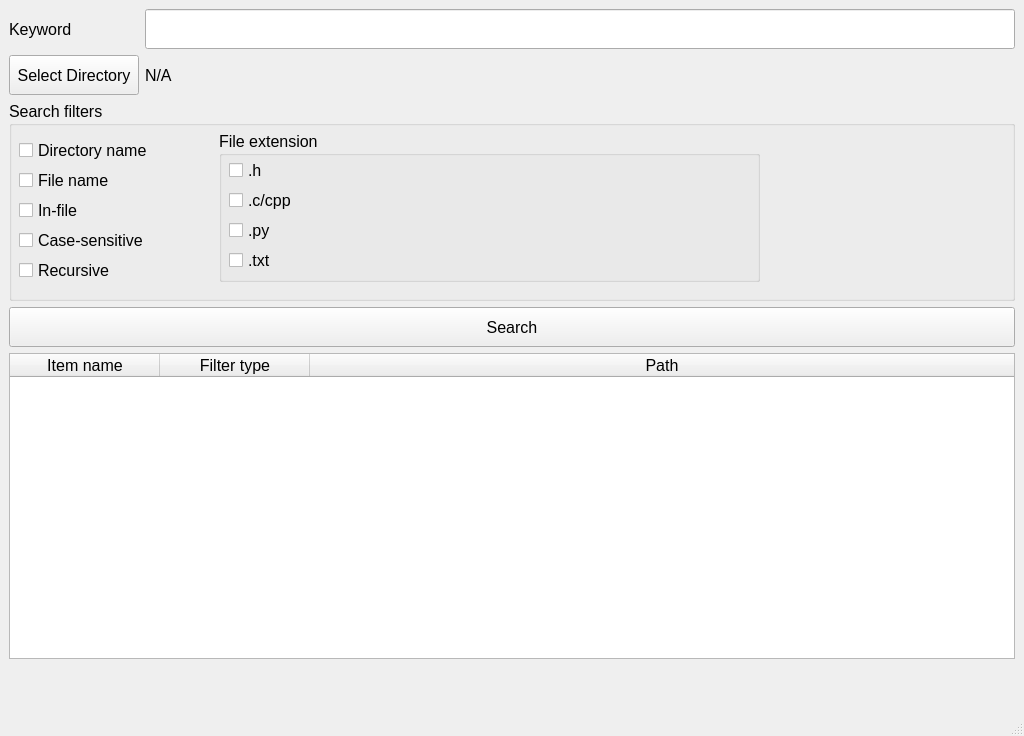
This is fileSearchEngine/mainwindow.ui in osamamuhammad3623/fileSearchEngine as Qt 5 draws it before an edit. The edited form follows.
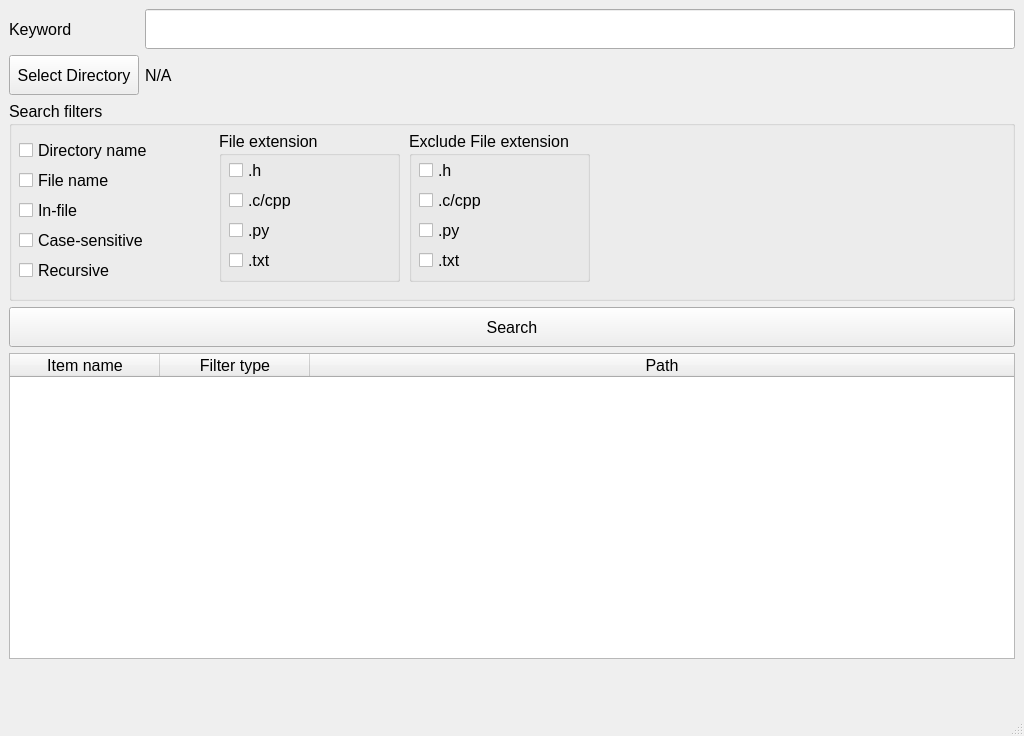
This is the edited form.

Commit message: add exclude file extension feature

The edit to the form file:
```diff
--- a/fileSearchEngine/mainwindow.ui
+++ b/fileSearchEngine/mainwindow.ui
@@ -234,7 +234,7 @@
         <rect>
          <x>210</x>
          <y>30</y>
-         <width>541</width>
+         <width>181</width>
          <height>151</height>
         </rect>
        </property>
@@ -319,6 +319,96 @@
         </property>
        </widget>
       </widget>
+      <widget class="QGroupBox" name="groupBox_3">
+       <property name="geometry">
+        <rect>
+         <x>400</x>
+         <y>30</y>
+         <width>181</width>
+         <height>151</height>
+        </rect>
+       </property>
+       <property name="font">
+        <font>
+         <pointsize>12</pointsize>
+        </font>
+       </property>
+       <property name="title">
+        <string>Exclude File extension</string>
+       </property>
+       <widget class="QCheckBox" name="exc_headerfile">
+        <property name="geometry">
+         <rect>
+          <x>10</x>
+          <y>30</y>
+          <width>61</width>
+          <height>19</height>
+         </rect>
+        </property>
+        <property name="font">
+         <font>
+          <pointsize>12</pointsize>
+         </font>
+        </property>
+        <property name="text">
+         <string>.h</string>
+        </property>
+       </widget>
+       <widget class="QCheckBox" name="exc_cPlusPlus">
+        <property name="geometry">
+         <rect>
+          <x>10</x>
+          <y>60</y>
+          <width>81</width>
+          <height>19</height>
+         </rect>
+        </property>
+        <property name="font">
+         <font>
+          <pointsize>12</pointsize>
+         </font>
+        </property>
+        <property name="text">
+         <string>.c/cpp</string>
+        </property>
+       </widget>
+       <widget class="QCheckBox" name="exc_python">
+        <property name="geometry">
+         <rect>
+          <x>10</x>
+          <y>90</y>
+          <width>81</width>
+          <height>19</height>
+         </rect>
+        </property>
+        <property name="font">
+         <font>
+          <pointsize>12</pointsize>
+         </font>
+        </property>
+        <property name="text">
+         <string>.py</string>
+        </property>
+       </widget>
+       <widget class="QCheckBox" name="exc_txt">
+        <property name="geometry">
+         <rect>
+          <x>10</x>
+          <y>120</y>
+          <width>81</width>
+          <height>19</height>
+         </rect>
+        </property>
+        <property name="font">
+         <font>
+          <pointsize>12</pointsize>
+         </font>
+        </property>
+        <property name="text">
+         <string>.txt</string>
+        </property>
+       </widget>
+      </widget>
      </widget>
     </item>
     <item row="3" column="0" colspan="2">
```
The commit also changes 6 other files.
